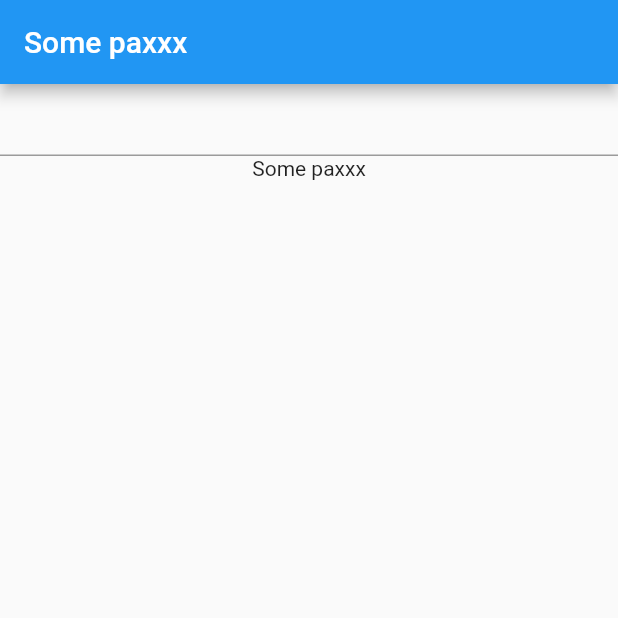
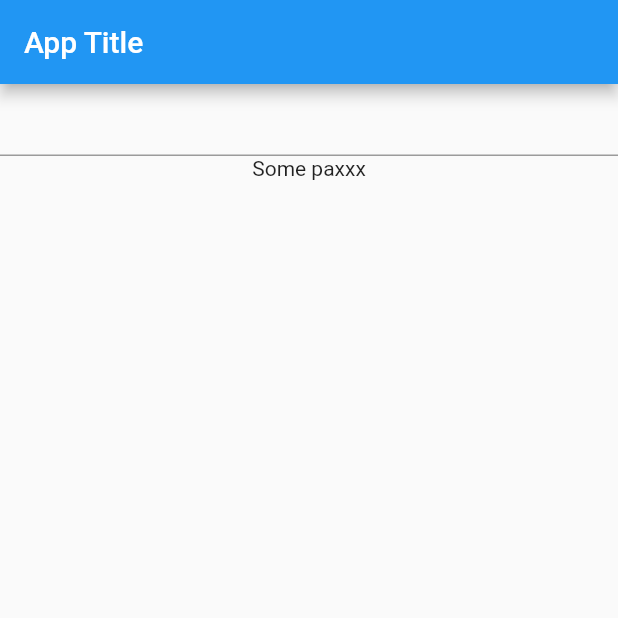
Before and after one commit to paxcodes/provider_examples, a Flutter app: the screen it shows after launch, on a phone screen of 412 x 824 dp, the top half of it. Run offline on Flutter 3.47's test engine with Material 2 defaults, Android fonts, the phone set to English and light mode, and no system bars.

Commit message:
:sparkles:👩🏻‍💻 Watch only a part of the data by using `Select`
`read` is basically an alias of `.of(context, listen: false)`
https://github.com/rrousselGit/provider/issues/313#issuecomment-576156922
but we can't use `read` inside a build method.

For optimizing builds we need to use `select`.

```diff
--- a/lib/main.dart
+++ b/lib/main.dart
@@ -53,7 +53,12 @@ class Level3 extends StatelessWidget {
 class MyText extends StatelessWidget {
   @override
   Widget build(BuildContext context) {
-    return Text(context.watch<Data>().someString);
+    // To only rebuild when a specific piece in the data has changed.
+    return Text(context.select<Data, String>((Data d) => d.titleString));
+    // If I use `watch`, this widget will unnecessarily be rebuilt in
+    // every keystroke.
+    // print("MY TEXT WILL BUILD EVERY KEYSTROKE IN THE TEXTFIELD");
+    // return Text(context.watch<Data>().titleString);
   }
 }
 
@@ -67,6 +72,7 @@ class MyTextField extends StatelessWidget {
 }
 
 class Data extends ChangeNotifier {
+  String titleString = "App Title";
   String someString = "Some paxxx";
 
   void changeString(String newString) {
```
